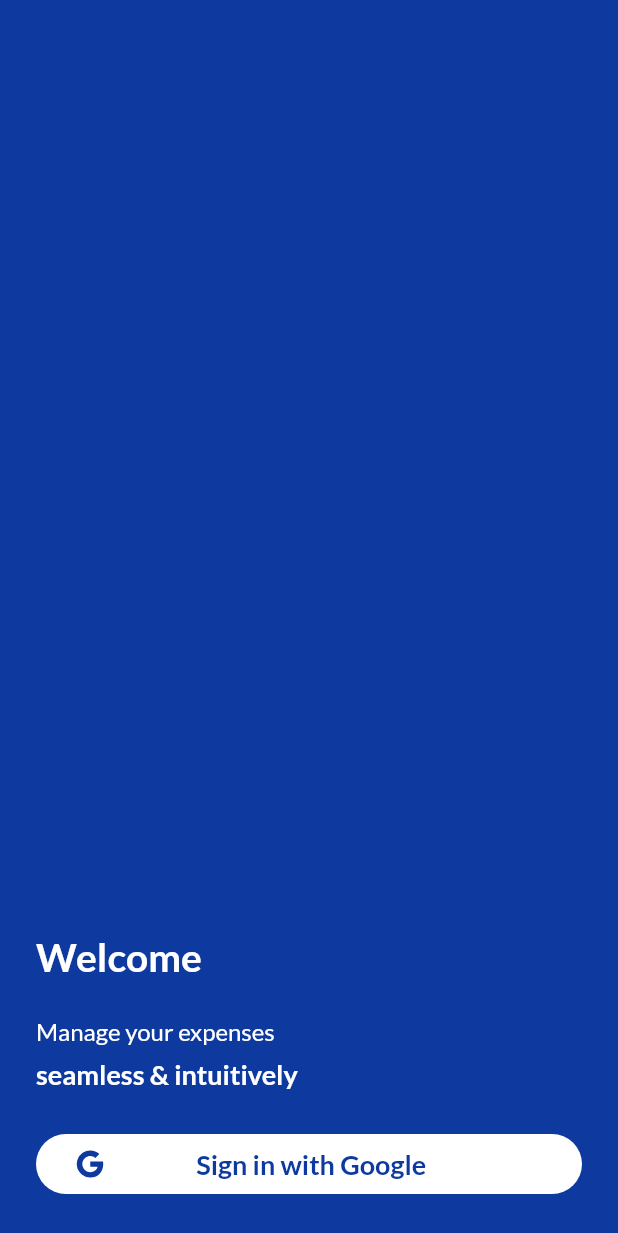
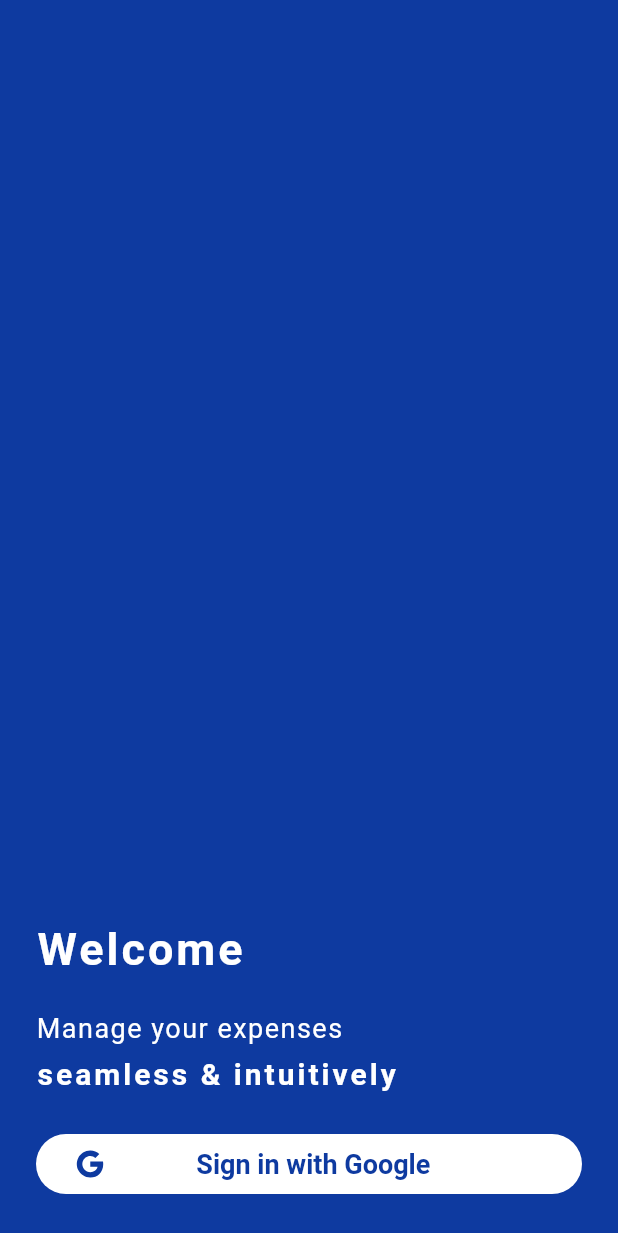
Before and after one commit to iamEtornam/FinancialUIapp, a Flutter app: the screen it shows after launch, on a phone screen of 412 x 824 dp. Shown: the top 1233 px of the screen. Run offline on Flutter 3.47's test engine with Material 2 defaults, Android fonts, the phone set to English and light mode, and no system bars; our stand-ins replace flutter_icons, google_fonts.

Commit message:
Update main.dart

```diff
--- a/lib/main.dart
+++ b/lib/main.dart
@@ -15,31 +15,29 @@ class MyApp extends StatelessWidget {
     return MaterialApp(
       title: 'Home',
       theme: ThemeData(
-        fontFamily: GoogleFonts.lato().fontFamily,
+          fontFamily: GoogleFonts.roboto().fontFamily,
           scaffoldBackgroundColor: util.mainColor,
           textTheme: TextTheme(
               bodyText1: TextStyle(
+                letterSpacing: 2,
+                  fontSize: 20,
+                  fontWeight: FontWeight.w600,
+                  color: Colors.white),
+              bodyText2: TextStyle(
+                 letterSpacing: 1,
                   fontSize: 18,
-            fontWeight: FontWeight.w600,
-            color: Colors.white
-          ),
-          bodyText2: TextStyle(
-            fontSize: 16,
                   fontWeight: FontWeight.normal,
-            color: Colors.white
-          ),
+                  color: Colors.white),
               subtitle1: TextStyle(
-            fontSize: 26,
+                  letterSpacing: 2,
+                  fontSize: 30,
                   fontWeight: FontWeight.bold,
-            color: Colors.white
-          ),
+                  color: Colors.white),
               subtitle2: TextStyle(
+                 letterSpacing: 2,
                   fontSize: 20,
                   fontWeight: FontWeight.w700,
-            color: Colors.white
-          )
-        )
-      ),
+                  color: Colors.white))),
       home: WelcomePage(),
     );
   }
```
Lines whose indentation alone changed are shown as unchanged.
